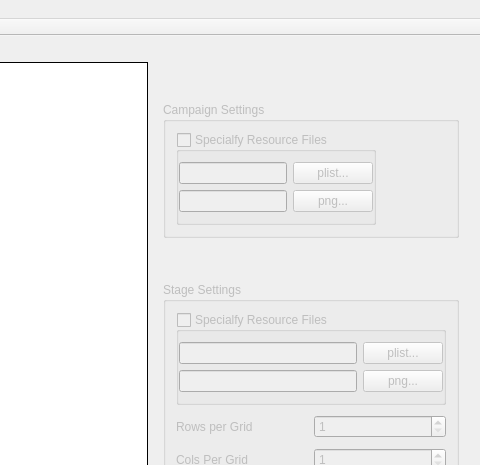
Above: mainwindow.ui from kerlw/kidsudoku_editor before the change; both pictures show x 431 to 911 and y 0 to 465 of the 911 by 638 pixel window. Below: the same form after it.
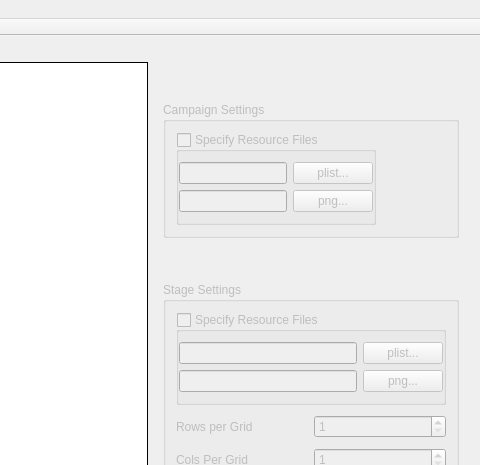
That is the form after the change.

Commit message: fixed spelling error 'specialfy' to 'specify';\nfixed some code's error :P

Diff of the .ui file:
```diff
--- a/mainwindow.ui
+++ b/mainwindow.ui
@@ -210,7 +210,7 @@
            <item alignment="Qt::AlignLeft|Qt::AlignTop">
             <widget class="QGroupBox" name="m_grpCampaignRes">
              <property name="title">
-              <string>Specialfy Resource Files</string>
+              <string>Specify Resource Files</string>
              </property>
              <property name="checkable">
               <bool>true</bool>
@@ -316,7 +316,7 @@
            <item>
             <widget class="QGroupBox" name="m_grpStageRes">
              <property name="title">
-              <string>Specialfy Resource Files</string>
+              <string>Specify Resource Files</string>
              </property>
              <property name="checkable">
               <bool>true</bool>
```
Left out of the diff: 2 changed lines with no effect on the pictures. The commit also changes 1 other file.
